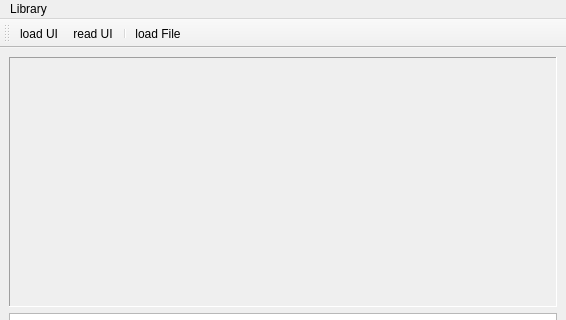
Above: concept/rt-ui-serialize/MainWindow.ui from Scanframe/sf-mod-app before the change; both pictures show x 0 to 566 and y 0 to 320 of the 566 by 536 pixel window. Below: the same form after it.
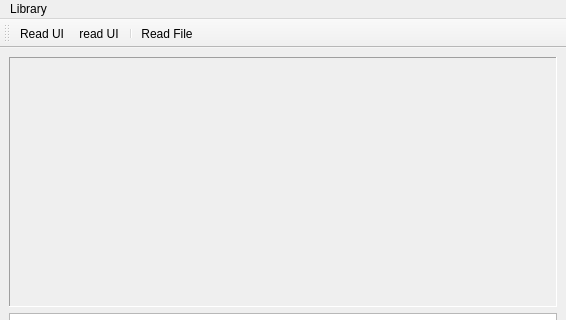
That is the form after the change. Icons and pictures are not drawn.

Commit message: Fixed accidental renaming of read to load by Clion. Added UT layout with multiple A-scans and settings for different gates. Added amplitude unit to emulator.

Diff of the .ui file:
```diff
--- a/concept/rt-ui-serialize/MainWindow.ui
+++ b/concept/rt-ui-serialize/MainWindow.ui
@@ -106,7 +106,7 @@
      <normaloff>:logo/ico/scanframe</normaloff>:/logo/ico/scanframe</iconset>
    </property>
    <property name="text">
-    <string>&amp;load UI</string>
+    <string>&amp;Read UI</string>
    </property>
    <property name="toolTip">
     <string>load UI from file</string>
@@ -136,7 +136,7 @@
      <normaloff>:logo/ico/scanframe</normaloff>:logo/ico/scanframe</iconset>
    </property>
    <property name="text">
-    <string>load &amp;File</string>
+    <string>Read &amp;File</string>
    </property>
    <property name="toolTip">
     <string>load UI from file</string>
```
Left out of the diff: 4 changed lines with no effect on the pictures. The commit also changes 22 other files.
